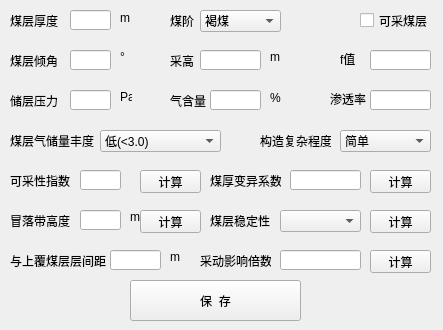
First picture: the form in python/cbm/uifiles/coal_design_dlg.ui, repository wyrover/cbm, before the edit.
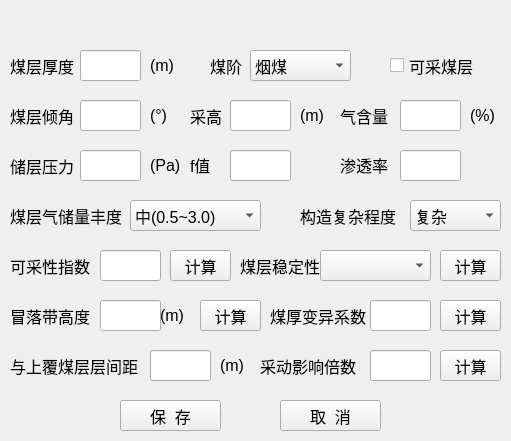
Second picture: the form after the edit. Icons and pictures are not drawn.

Patch:
```diff
--- a/python/cbm/uifiles/coal_design_dlg.ui
+++ b/python/cbm/uifiles/coal_design_dlg.ui
@@ -6,10 +6,15 @@
    <rect>
     <x>0</x>
     <y>0</y>
-    <width>443</width>
-    <height>330</height>
+    <width>511</width>
+    <height>441</height>
    </rect>
   </property>
+  <property name="font">
+   <font>
+    <pointsize>12</pointsize>
+   </font>
+  </property>
   <property name="windowTitle">
    <string>煤层设计</string>
   </property>
@@ -17,297 +22,299 @@
    <iconset resource="../usecad.qrc">
     <normaloff>:/images/cbm.ico</normaloff>:/images/cbm.ico</iconset>
   </property>
+  <widget class="QWidget" name="widget_main" native="true">
+   <property name="geometry">
+    <rect>
+     <x>0</x>
+     <y>30</y>
+     <width>511</width>
+     <height>411</height>
+    </rect>
+   </property>
+   <widget class="QLabel" name="label_38">
+    <property name="geometry">
+     <rect>
+      <x>240</x>
+      <y>220</y>
+      <width>81</width>
+      <height>31</height>
+     </rect>
+    </property>
+    <property name="text">
+     <string>煤层稳定性</string>
+    </property>
+   </widget>
+   <widget class="QPushButton" name="cancel">
+    <property name="geometry">
+     <rect>
+      <x>280</x>
+      <y>370</y>
+      <width>101</width>
+      <height>31</height>
+     </rect>
+    </property>
+    <property name="text">
+     <string>取  消</string>
+    </property>
+   </widget>
+   <widget class="QLineEdit" name="dip_angle">
+    <property name="geometry">
+     <rect>
+      <x>80</x>
+      <y>70</y>
+      <width>61</width>
+      <height>31</height>
+     </rect>
+    </property>
+   </widget>
+   <widget class="QLineEdit" name="mine_index">
+    <property name="geometry">
+     <rect>
+      <x>100</x>
+      <y>220</y>
+      <width>61</width>
+      <height>31</height>
+     </rect>
+    </property>
+   </widget>
+   <widget class="QComboBox" name="complexity">
+    <property name="geometry">
+     <rect>
+      <x>410</x>
+      <y>170</y>
+      <width>91</width>
+      <height>31</height>
+     </rect>
+    </property>
+    <item>
+     <property name="text">
+      <string>复杂</string>
+     </property>
+    </item>
+    <item>
+     <property name="text">
+      <string>极复杂</string>
+     </property>
+    </item>
+    <item>
+     <property name="text">
+      <string>中等</string>
+     </property>
+    </item>
+    <item>
+     <property name="text">
+      <string>简单</string>
+     </property>
+    </item>
+   </widget>
+   <widget class="QLabel" name="label_10">
+    <property name="geometry">
+     <rect>
+      <x>10</x>
+      <y>70</y>
+      <width>71</width>
+      <height>31</height>
+     </rect>
+    </property>
+    <property name="text">
+     <string>煤层倾角</string>
+    </property>
+   </widget>
   <widget class="QLabel" name="label_6">
    <property name="geometry">
     <rect>
      <x>10</x>
-     <y>10</y>
-     <width>51</width>
-     <height>21</height>
+      <y>20</y>
+      <width>71</width>
+      <height>31</height>
     </rect>
    </property>
    <property name="text">
     <string>煤层厚度</string>
    </property>
   </widget>
-  <widget class="QLabel" name="label_7">
+   <widget class="QPushButton" name="mine_index_cacl">
    <property name="geometry">
     <rect>
-     <x>120</x>
-     <y>10</y>
-     <width>16</width>
-     <height>16</height>
+      <x>170</x>
+      <y>220</y>
+      <width>61</width>
+      <height>31</height>
     </rect>
    </property>
    <property name="text">
-    <string>&lt;html&gt;&lt;head/&gt;&lt;body&gt;&lt;p&gt;m&lt;/p&gt;&lt;/body&gt;&lt;/html&gt;</string>
-   </property>
-  </widget>
-  <widget class="QLineEdit" name="thick">
-   <property name="geometry">
-    <rect>
-     <x>70</x>
-     <y>10</y>
-     <width>41</width>
-     <height>20</height>
-    </rect>
+     <string>计算</string>
    </property>
   </widget>
   <widget class="QCheckBox" name="minable">
    <property name="geometry">
     <rect>
-     <x>360</x>
-     <y>10</y>
-     <width>71</width>
-     <height>21</height>
+      <x>390</x>
+      <y>20</y>
+      <width>91</width>
+      <height>31</height>
     </rect>
    </property>
    <property name="text">
     <string>可采煤层</string>
    </property>
   </widget>
-  <widget class="QComboBox" name="rank">
+   <widget class="QLabel" name="label_33">
    <property name="geometry">
     <rect>
-     <x>200</x>
-     <y>10</y>
-     <width>81</width>
-     <height>22</height>
-    </rect>
-   </property>
-   <item>
+      <x>10</x>
+      <y>170</y>
+      <width>121</width>
+      <height>31</height>
+     </rect>
+    </property>
     <property name="text">
-     <string>褐煤</string>
+     <string>煤层气储量丰度</string>
     </property>
-   </item>
-   <item>
+   </widget>
+   <widget class="QPushButton" name="stability_cacl">
+    <property name="geometry">
+     <rect>
+      <x>440</x>
+      <y>220</y>
+      <width>61</width>
+      <height>31</height>
+     </rect>
+    </property>
     <property name="text">
-     <string>烟煤</string>
+     <string>计算</string>
     </property>
-   </item>
-   <item>
+   </widget>
+   <widget class="QLabel" name="label_9">
+    <property name="geometry">
+     <rect>
+      <x>150</x>
+      <y>70</y>
+      <width>41</width>
+      <height>31</height>
+     </rect>
+    </property>
     <property name="text">
-     <string>无烟煤</string>
+     <string>&lt;html&gt;&lt;head/&gt;&lt;body&gt;&lt;p&gt;(°)&lt;/p&gt;&lt;/body&gt;&lt;/html&gt;</string>
     </property>
-   </item>
+   </widget>
+   <widget class="QLabel" name="label_18">
+    <property name="geometry">
+     <rect>
+      <x>150</x>
+      <y>120</y>
+      <width>41</width>
+      <height>31</height>
+     </rect>
+    </property>
+    <property name="text">
+     <string>&lt;html&gt;&lt;head/&gt;&lt;body&gt;&lt;p&gt;(Pa)&lt;/p&gt;&lt;/body&gt;&lt;/html&gt;</string>
+    </property>
   </widget>
   <widget class="QLabel" name="label_13">
    <property name="geometry">
     <rect>
-     <x>170</x>
-     <y>10</y>
-     <width>31</width>
-     <height>21</height>
+      <x>210</x>
+      <y>20</y>
+      <width>41</width>
+      <height>31</height>
     </rect>
    </property>
    <property name="text">
     <string>煤阶</string>
    </property>
   </widget>
-  <widget class="QLabel" name="label_10">
-   <property name="geometry">
-    <rect>
-     <x>10</x>
-     <y>50</y>
-     <width>51</width>
-     <height>21</height>
-    </rect>
-   </property>
-   <property name="text">
-    <string>煤层倾角</string>
-   </property>
-  </widget>
-  <widget class="QLabel" name="label_11">
-   <property name="geometry">
-    <rect>
-     <x>170</x>
-     <y>50</y>
-     <width>31</width>
-     <height>21</height>
-    </rect>
-   </property>
-   <property name="text">
-    <string>采高</string>
-   </property>
-  </widget>
-  <widget class="QLineEdit" name="hw">
-   <property name="geometry">
-    <rect>
-     <x>200</x>
-     <y>50</y>
-     <width>61</width>
-     <height>20</height>
-    </rect>
-   </property>
-  </widget>
-  <widget class="QLabel" name="label_12">
-   <property name="geometry">
-    <rect>
-     <x>270</x>
-     <y>50</y>
-     <width>12</width>
-     <height>14</height>
-    </rect>
-   </property>
-   <property name="text">
-    <string>&lt;html&gt;&lt;head/&gt;&lt;body&gt;&lt;p&gt;m&lt;/p&gt;&lt;/body&gt;&lt;/html&gt;</string>
-   </property>
-  </widget>
-  <widget class="QLabel" name="label_8">
-   <property name="geometry">
-    <rect>
-     <x>340</x>
-     <y>50</y>
-     <width>21</width>
-     <height>16</height>
-    </rect>
-   </property>
-   <property name="text">
-    <string>&lt;html&gt;&lt;head/&gt;&lt;body&gt;&lt;p&gt;f值&lt;/p&gt;&lt;/body&gt;&lt;/html&gt;</string>
-   </property>
-  </widget>
-  <widget class="QLineEdit" name="dip_angle">
-   <property name="geometry">
-    <rect>
-     <x>70</x>
-     <y>50</y>
-     <width>41</width>
-     <height>20</height>
-    </rect>
-   </property>
-  </widget>
-  <widget class="QLabel" name="label_9">
-   <property name="geometry">
-    <rect>
-     <x>120</x>
-     <y>50</y>
-     <width>12</width>
-     <height>14</height>
-    </rect>
-   </property>
-   <property name="text">
-    <string>&lt;html&gt;&lt;head/&gt;&lt;body&gt;&lt;p&gt;°&lt;/p&gt;&lt;/body&gt;&lt;/html&gt;</string>
-   </property>
-  </widget>
   <widget class="QLineEdit" name="f_value">
    <property name="geometry">
     <rect>
-     <x>370</x>
-     <y>50</y>
+      <x>230</x>
+      <y>120</y>
      <width>61</width>
-     <height>20</height>
+      <height>31</height>
     </rect>
    </property>
   </widget>
-  <widget class="QLabel" name="label_16">
+   <widget class="QPushButton" name="save">
    <property name="geometry">
     <rect>
-     <x>170</x>
-     <y>90</y>
-     <width>41</width>
-     <height>21</height>
+      <x>120</x>
+      <y>370</y>
+      <width>101</width>
+      <height>31</height>
     </rect>
    </property>
    <property name="text">
-    <string>气含量</string>
+     <string>保  存</string>
+    </property>
+   </widget>
+   <widget class="QPushButton" name="czh_cacl">
+    <property name="geometry">
+     <rect>
+      <x>200</x>
+      <y>270</y>
+      <width>61</width>
+      <height>31</height>
+     </rect>
+    </property>
+    <property name="text">
+     <string>计算</string>
    </property>
   </widget>
   <widget class="QLabel" name="label_14">
    <property name="geometry">
     <rect>
-     <x>330</x>
-     <y>90</y>
-     <width>41</width>
-     <height>16</height>
+      <x>340</x>
+      <y>120</y>
+      <width>61</width>
+      <height>31</height>
     </rect>
    </property>
    <property name="text">
     <string>&lt;html&gt;&lt;head/&gt;&lt;body&gt;&lt;p&gt;渗透率&lt;/p&gt;&lt;/body&gt;&lt;/html&gt;</string>
    </property>
   </widget>
-  <widget class="QLineEdit" name="gas_penetration">
+   <widget class="QLabel" name="label_7">
    <property name="geometry">
     <rect>
-     <x>370</x>
-     <y>90</y>
-     <width>61</width>
-     <height>20</height>
-    </rect>
-   </property>
-  </widget>
-  <widget class="QLineEdit" name="gas_content">
-   <property name="geometry">
-    <rect>
-     <x>210</x>
-     <y>90</y>
-     <width>51</width>
-     <height>20</height>
-    </rect>
+      <x>150</x>
+      <y>20</y>
+      <width>31</width>
+      <height>31</height>
+     </rect>
+    </property>
+    <property name="text">
+     <string>&lt;html&gt;&lt;head/&gt;&lt;body&gt;&lt;p&gt;(m)&lt;/p&gt;&lt;/body&gt;&lt;/html&gt;</string>
    </property>
   </widget>
   <widget class="QLineEdit" name="pressure">
    <property name="geometry">
     <rect>
-     <x>70</x>
-     <y>90</y>
-     <width>41</width>
-     <height>20</height>
+      <x>80</x>
+      <y>120</y>
+      <width>61</width>
+      <height>31</height>
     </rect>
    </property>
   </widget>
-  <widget class="QLabel" name="label_17">
+   <widget class="QLineEdit" name="gas_penetration">
    <property name="geometry">
     <rect>
-     <x>10</x>
-     <y>90</y>
-     <width>51</width>
-     <height>21</height>
-    </rect>
-   </property>
-   <property name="text">
-    <string>储层压力</string>
-   </property>
-  </widget>
-  <widget class="QLabel" name="label_18">
-   <property name="geometry">
-    <rect>
-     <x>120</x>
-     <y>90</y>
-     <width>12</width>
-     <height>14</height>
-    </rect>
-   </property>
-   <property name="text">
-    <string>&lt;html&gt;&lt;head/&gt;&lt;body&gt;&lt;p&gt;Pa&lt;/p&gt;&lt;/body&gt;&lt;/html&gt;</string>
-   </property>
-  </widget>
-  <widget class="QLabel" name="label_15">
-   <property name="geometry">
-    <rect>
-     <x>270</x>
-     <y>90</y>
-     <width>16</width>
-     <height>16</height>
-    </rect>
-   </property>
-   <property name="text">
-    <string>&lt;html&gt;&lt;head/&gt;&lt;body&gt;&lt;p&gt;%&lt;/p&gt;&lt;/body&gt;&lt;/html&gt;</string>
+      <x>400</x>
+      <y>120</y>
+      <width>61</width>
+      <height>31</height>
+     </rect>
    </property>
   </widget>
   <widget class="QComboBox" name="res_abundance">
    <property name="geometry">
     <rect>
-     <x>100</x>
-     <y>130</y>
-     <width>121</width>
-     <height>22</height>
-    </rect>
-   </property>
-   <item>
-    <property name="text">
-     <string>低(&lt;3.0)</string>
-    </property>
-   </item>
+      <x>130</x>
+      <y>170</y>
+      <width>131</width>
+      <height>31</height>
+     </rect>
+    </property>
    <item>
     <property name="text">
      <string>中(0.5~3.0)</string>
@@ -318,45 +325,24 @@
      <string>高(&gt;3.0)</string>
     </property>
    </item>
-  </widget>
-  <widget class="QLabel" name="label_34">
-   <property name="geometry">
-    <rect>
-     <x>260</x>
-     <y>130</y>
-     <width>71</width>
-     <height>21</height>
-    </rect>
-   </property>
+    <item>
    <property name="text">
-    <string>构造复杂程度</string>
-   </property>
-  </widget>
-  <widget class="QLabel" name="label_33">
+      <string>低(&lt;3.0)</string>
+     </property>
+    </item>
+   </widget>
+   <widget class="QComboBox" name="rank">
    <property name="geometry">
     <rect>
-     <x>10</x>
-     <y>130</y>
-     <width>91</width>
-     <height>21</height>
-    </rect>
-   </property>
-   <property name="text">
-    <string>煤层气储量丰度</string>
-   </property>
-  </widget>
-  <widget class="QComboBox" name="complexity">
-   <property name="geometry">
-    <rect>
-     <x>340</x>
-     <y>130</y>
-     <width>91</width>
-     <height>22</height>
-    </rect>
-   </property>
+      <x>250</x>
+      <y>20</y>
+      <width>101</width>
+      <height>31</height>
+     </rect>
+    </property>
    <item>
     <property name="text">
-     <string>简单</string>
+      <string>烟煤</string>
     </property>
    </item>
    <item>
@@ -366,52 +352,17 @@
    </item>
    <item>
     <property name="text">
-     <string>复杂</string>
-    </property>
-   </item>
-   <item>
-    <property name="text">
-     <string>极复杂</string>
-    </property>
-   </item>
-  </widget>
-  <widget class="QLineEdit" name="caving_zone_height">
+      <string>无烟煤</string>
+     </property>
+    </item>
+   </widget>
+   <widget class="QPushButton" name="var_coeff_cacl">
    <property name="geometry">
     <rect>
-     <x>80</x>
-     <y>210</y>
-     <width>41</width>
-     <height>20</height>
-    </rect>
-   </property>
-  </widget>
-  <widget class="QLineEdit" name="var_coeff">
-   <property name="geometry">
-    <rect>
-     <x>290</x>
-     <y>170</y>
-     <width>71</width>
-     <height>20</height>
-    </rect>
-   </property>
-  </widget>
-  <widget class="QLineEdit" name="mine_index">
-   <property name="geometry">
-    <rect>
-     <x>80</x>
-     <y>170</y>
-     <width>41</width>
-     <height>20</height>
-    </rect>
-   </property>
-  </widget>
-  <widget class="QPushButton" name="stability_cacl">
-   <property name="geometry">
-    <rect>
-     <x>370</x>
-     <y>210</y>
+      <x>440</x>
+      <y>270</y>
      <width>61</width>
-     <height>23</height>
+      <height>31</height>
     </rect>
    </property>
    <property name="text">
@@ -421,10 +372,10 @@
   <widget class="QComboBox" name="stability">
    <property name="geometry">
     <rect>
-     <x>280</x>
-     <y>210</y>
-     <width>81</width>
-     <height>22</height>
+      <x>320</x>
+      <y>220</y>
+      <width>111</width>
+      <height>31</height>
     </rect>
    </property>
    <item>
@@ -453,170 +404,99 @@
     </property>
    </item>
   </widget>
-  <widget class="QPushButton" name="var_coeff_cacl">
+   <widget class="QLabel" name="label_16">
    <property name="geometry">
     <rect>
-     <x>370</x>
-     <y>170</y>
+      <x>340</x>
+      <y>70</y>
      <width>61</width>
-     <height>23</height>
+      <height>31</height>
     </rect>
    </property>
    <property name="text">
-    <string>计算</string>
-   </property>
-  </widget>
-  <widget class="QLabel" name="label_40">
-   <property name="geometry">
-    <rect>
-     <x>10</x>
-     <y>250</y>
-     <width>101</width>
-     <height>21</height>
-    </rect>
-   </property>
-   <property name="text">
-    <string>与上覆煤层层间距</string>
+     <string>气含量</string>
    </property>
   </widget>
   <widget class="QLineEdit" name="layer_gap">
    <property name="geometry">
     <rect>
-     <x>110</x>
-     <y>250</y>
-     <width>51</width>
-     <height>20</height>
-    </rect>
-   </property>
-  </widget>
-  <widget class="QPushButton" name="czh_cacl">
-   <property name="geometry">
-    <rect>
-     <x>140</x>
-     <y>210</y>
+      <x>150</x>
+      <y>320</y>
      <width>61</width>
-     <height>23</height>
-    </rect>
-   </property>
-   <property name="text">
-    <string>计算</string>
-   </property>
-  </widget>
-  <widget class="QLabel" name="label_36">
-   <property name="geometry">
-    <rect>
-     <x>210</x>
-     <y>170</y>
-     <width>71</width>
-     <height>21</height>
-    </rect>
-   </property>
-   <property name="text">
-    <string>煤厚变异系数</string>
-   </property>
-  </widget>
-  <widget class="QPushButton" name="influence_factor_cacl">
-   <property name="geometry">
-    <rect>
-     <x>370</x>
-     <y>250</y>
-     <width>61</width>
-     <height>23</height>
-    </rect>
-   </property>
-   <property name="text">
-    <string>计算</string>
-   </property>
-  </widget>
-  <widget class="QPushButton" name="mine_index_cacl">
-   <property name="geometry">
-    <rect>
-     <x>140</x>
-     <y>170</y>
-     <width>61</width>
-     <height>23</height>
-    </rect>
-   </property>
-   <property name="text">
-    <string>计算</string>
-   </property>
-  </widget>
-  <widget class="QLabel" name="label_42">
-   <property name="geometry">
-    <rect>
-     <x>170</x>
-     <y>250</y>
-     <width>12</width>
-     <height>14</height>
-    </rect>
-   </property>
-   <property name="text">
-    <string>&lt;html&gt;&lt;head/&gt;&lt;body&gt;&lt;p&gt;m&lt;/p&gt;&lt;/body&gt;&lt;/html&gt;</string>
-   </property>
-  </widget>
-  <widget class="QLabel" name="label_38">
-   <property name="geometry">
-    <rect>
-     <x>210</x>
-     <y>210</y>
-     <width>61</width>
-     <height>21</height>
-    </rect>
-   </property>
-   <property name="text">
-    <string>煤层稳定性</string>
-   </property>
-  </widget>
-  <widget class="QLabel" name="label_37">
+      <height>31</height>
+     </rect>
+    </property>
+   </widget>
+   <widget class="QLabel" name="label_17">
    <property name="geometry">
     <rect>
      <x>10</x>
-     <y>210</y>
-     <width>61</width>
-     <height>21</height>
+      <y>120</y>
+      <width>71</width>
+      <height>31</height>
     </rect>
    </property>
    <property name="text">
-    <string>冒落带高度</string>
+     <string>储层压力</string>
    </property>
   </widget>
   <widget class="QLabel" name="label_41">
    <property name="geometry">
     <rect>
-     <x>200</x>
-     <y>250</y>
-     <width>71</width>
-     <height>21</height>
+      <x>260</x>
+      <y>320</y>
+      <width>111</width>
+      <height>31</height>
     </rect>
    </property>
    <property name="text">
     <string>采动影响倍数</string>
    </property>
   </widget>
-  <widget class="QLabel" name="label_35">
+   <widget class="QLabel" name="label_15">
    <property name="geometry">
     <rect>
-     <x>10</x>
-     <y>170</y>
-     <width>61</width>
-     <height>21</height>
+      <x>470</x>
+      <y>70</y>
+      <width>31</width>
+      <height>31</height>
     </rect>
    </property>
    <property name="text">
-    <string>可采性指数</string>
+     <string>&lt;html&gt;&lt;head/&gt;&lt;body&gt;&lt;p&gt;(%)&lt;/p&gt;&lt;/body&gt;&lt;/html&gt;</string>
+    </property>
+   </widget>
+   <widget class="QLineEdit" name="gas_content">
+    <property name="geometry">
+     <rect>
+      <x>400</x>
+      <y>70</y>
+      <width>61</width>
+      <height>31</height>
+     </rect>
+    </property>
+   </widget>
+   <widget class="QLineEdit" name="hw">
+    <property name="geometry">
+     <rect>
+      <x>230</x>
+      <y>70</y>
+      <width>61</width>
+      <height>31</height>
+     </rect>
    </property>
   </widget>
   <widget class="QLabel" name="label_39">
    <property name="geometry">
     <rect>
-     <x>130</x>
-     <y>210</y>
-     <width>12</width>
-     <height>14</height>
+      <x>160</x>
+      <y>270</y>
+      <width>31</width>
+      <height>31</height>
     </rect>
    </property>
    <property name="text">
-    <string>&lt;html&gt;&lt;head/&gt;&lt;body&gt;&lt;p&gt;m&lt;/p&gt;&lt;/body&gt;&lt;/html&gt;</string>
+     <string>&lt;html&gt;&lt;head/&gt;&lt;body&gt;&lt;p&gt;(m)&lt;/p&gt;&lt;/body&gt;&lt;/html&gt;</string>
    </property>
   </widget>
   <widget class="QLineEdit" name="influence_factor">
@@ -625,25 +505,285 @@
    </property>
    <property name="geometry">
     <rect>
-     <x>280</x>
-     <y>250</y>
-     <width>81</width>
-     <height>20</height>
+      <x>370</x>
+      <y>320</y>
+      <width>61</width>
+      <height>31</height>
     </rect>
    </property>
   </widget>
-  <widget class="QPushButton" name="save">
+   <widget class="QLabel" name="label_40">
    <property name="geometry">
     <rect>
-     <x>130</x>
-     <y>280</y>
-     <width>171</width>
-     <height>41</height>
+      <x>10</x>
+      <y>320</y>
+      <width>141</width>
+      <height>31</height>
     </rect>
    </property>
    <property name="text">
-    <string>保  存</string>
-   </property>
+     <string>与上覆煤层层间距</string>
+    </property>
+   </widget>
+   <widget class="QLabel" name="label_37">
+    <property name="geometry">
+     <rect>
+      <x>10</x>
+      <y>270</y>
+      <width>91</width>
+      <height>31</height>
+     </rect>
+    </property>
+    <property name="text">
+     <string>冒落带高度</string>
+    </property>
+   </widget>
+   <widget class="QPushButton" name="influence_factor_cacl">
+    <property name="geometry">
+     <rect>
+      <x>440</x>
+      <y>320</y>
+      <width>61</width>
+      <height>31</height>
+     </rect>
+    </property>
+    <property name="text">
+     <string>计算</string>
+    </property>
+   </widget>
+   <widget class="QLabel" name="label_34">
+    <property name="geometry">
+     <rect>
+      <x>300</x>
+      <y>170</y>
+      <width>111</width>
+      <height>31</height>
+     </rect>
+    </property>
+    <property name="text">
+     <string>构造复杂程度</string>
+    </property>
+   </widget>
+   <widget class="QLabel" name="label_36">
+    <property name="geometry">
+     <rect>
+      <x>270</x>
+      <y>270</y>
+      <width>101</width>
+      <height>31</height>
+     </rect>
+    </property>
+    <property name="text">
+     <string>煤厚变异系数</string>
+    </property>
+   </widget>
+   <widget class="QLineEdit" name="caving_zone_height">
+    <property name="geometry">
+     <rect>
+      <x>100</x>
+      <y>270</y>
+      <width>61</width>
+      <height>31</height>
+     </rect>
+    </property>
+   </widget>
+   <widget class="QLabel" name="label_11">
+    <property name="geometry">
+     <rect>
+      <x>190</x>
+      <y>70</y>
+      <width>31</width>
+      <height>31</height>
+     </rect>
+    </property>
+    <property name="text">
+     <string>采高</string>
+    </property>
+   </widget>
+   <widget class="QLabel" name="label_35">
+    <property name="geometry">
+     <rect>
+      <x>10</x>
+      <y>220</y>
+      <width>91</width>
+      <height>31</height>
+     </rect>
+    </property>
+    <property name="text">
+     <string>可采性指数</string>
+    </property>
+   </widget>
+   <widget class="QLineEdit" name="var_coeff">
+    <property name="geometry">
+     <rect>
+      <x>370</x>
+      <y>270</y>
+      <width>61</width>
+      <height>31</height>
+     </rect>
+    </property>
+   </widget>
+   <widget class="QLineEdit" name="thick">
+    <property name="geometry">
+     <rect>
+      <x>80</x>
+      <y>20</y>
+      <width>61</width>
+      <height>31</height>
+     </rect>
+    </property>
+   </widget>
+   <widget class="QLabel" name="label_42">
+    <property name="geometry">
+     <rect>
+      <x>220</x>
+      <y>320</y>
+      <width>31</width>
+      <height>31</height>
+     </rect>
+    </property>
+    <property name="text">
+     <string>&lt;html&gt;&lt;head/&gt;&lt;body&gt;&lt;p&gt;(m)&lt;/p&gt;&lt;/body&gt;&lt;/html&gt;</string>
+    </property>
+   </widget>
+   <widget class="QLabel" name="label_8">
+    <property name="geometry">
+     <rect>
+      <x>190</x>
+      <y>120</y>
+      <width>21</width>
+      <height>31</height>
+     </rect>
+    </property>
+    <property name="text">
+     <string>&lt;html&gt;&lt;head/&gt;&lt;body&gt;&lt;p&gt;f值&lt;/p&gt;&lt;/body&gt;&lt;/html&gt;</string>
+    </property>
+   </widget>
+   <widget class="QLabel" name="label_19">
+    <property name="geometry">
+     <rect>
+      <x>300</x>
+      <y>70</y>
+      <width>31</width>
+      <height>31</height>
+     </rect>
+    </property>
+    <property name="text">
+     <string>&lt;html&gt;&lt;head/&gt;&lt;body&gt;&lt;p&gt;(m)&lt;/p&gt;&lt;/body&gt;&lt;/html&gt;</string>
+    </property>
+   </widget>
+  </widget>
+  <widget class="QWidget" name="widget_title" native="true">
+   <property name="geometry">
+    <rect>
+     <x>0</x>
+     <y>0</y>
+     <width>511</width>
+     <height>31</height>
+    </rect>
+   </property>
+   <widget class="QLabel" name="lab_Ico">
+    <property name="geometry">
+     <rect>
+      <x>0</x>
+      <y>0</y>
+      <width>31</width>
+      <height>31</height>
+     </rect>
+    </property>
+    <property name="sizePolicy">
+     <sizepolicy hsizetype="Minimum" vsizetype="Preferred">
+      <horstretch>0</horstretch>
+      <verstretch>0</verstretch>
+     </sizepolicy>
+    </property>
+    <property name="minimumSize">
+     <size>
+      <width>30</width>
+      <height>0</height>
+     </size>
+    </property>
+    <property name="text">
+     <string>&lt;!DOCTYPE HTML PUBLIC &quot;-//W3C//DTD HTML 4.0//EN&quot; &quot;http://www.w3.org/TR/REC-html40/strict.dtd&quot;&gt;
+&lt;html&gt;&lt;head&gt;&lt;meta name=&quot;qrichtext&quot; content=&quot;1&quot; /&gt;&lt;style type=&quot;text/css&quot;&gt;
+p, li { white-space: pre-wrap; }
+&lt;/style&gt;&lt;/head&gt;&lt;body style=&quot; font-family:'SimSun'; font-size:9pt; font-weight:400; font-style:normal;&quot;&gt;
+&lt;p style=&quot;-qt-paragraph-type:empty; margin-top:0px; margin-bottom:0px; margin-left:0px; margin-right:0px; -qt-block-indent:0; text-indent:0px;&quot;&gt;&lt;br /&gt;&lt;/p&gt;&lt;/body&gt;&lt;/html&gt;</string>
+    </property>
+    <property name="alignment">
+     <set>Qt::AlignCenter</set>
+    </property>
+   </widget>
+   <widget class="QLabel" name="lab_Title">
+    <property name="geometry">
+     <rect>
+      <x>40</x>
+      <y>0</y>
+      <width>421</width>
+      <height>31</height>
+     </rect>
+    </property>
+    <property name="sizePolicy">
+     <sizepolicy hsizetype="Expanding" vsizetype="Preferred">
+      <horstretch>0</horstretch>
+      <verstretch>0</verstretch>
+     </sizepolicy>
+    </property>
+    <property name="styleSheet">
+     <string notr="true">font: 10pt &quot;微软雅黑&quot;;</string>
+    </property>
+    <property name="text">
+     <string/>
+    </property>
+    <property name="alignment">
+     <set>Qt::AlignLeading|Qt::AlignLeft|Qt::AlignVCenter</set>
+    </property>
+   </widget>
+   <widget class="QPushButton" name="btnMenu_Close">
+    <property name="geometry">
+     <rect>
+      <x>470</x>
+      <y>0</y>
+      <width>41</width>
+      <height>31</height>
+     </rect>
+    </property>
+    <property name="sizePolicy">
+     <sizepolicy hsizetype="Minimum" vsizetype="Expanding">
+      <horstretch>0</horstretch>
+      <verstretch>0</verstretch>
+     </sizepolicy>
+    </property>
+    <property name="minimumSize">
+     <size>
+      <width>40</width>
+      <height>0</height>
+     </size>
+    </property>
+    <property name="font">
+     <font>
+      <pointsize>12</pointsize>
+     </font>
+    </property>
+    <property name="cursor">
+     <cursorShape>ArrowCursor</cursorShape>
+    </property>
+    <property name="focusPolicy">
+     <enum>Qt::NoFocus</enum>
+    </property>
+    <property name="text">
+     <string/>
+    </property>
+    <property name="iconSize">
+     <size>
+      <width>32</width>
+      <height>32</height>
+     </size>
+    </property>
+    <property name="flat">
+     <bool>true</bool>
+    </property>
+   </widget>
   </widget>
  </widget>
  <resources>
```
Left out of the diff: 2 changed lines with no effect on the pictures. Lines whose indentation alone changed are shown as unchanged.
